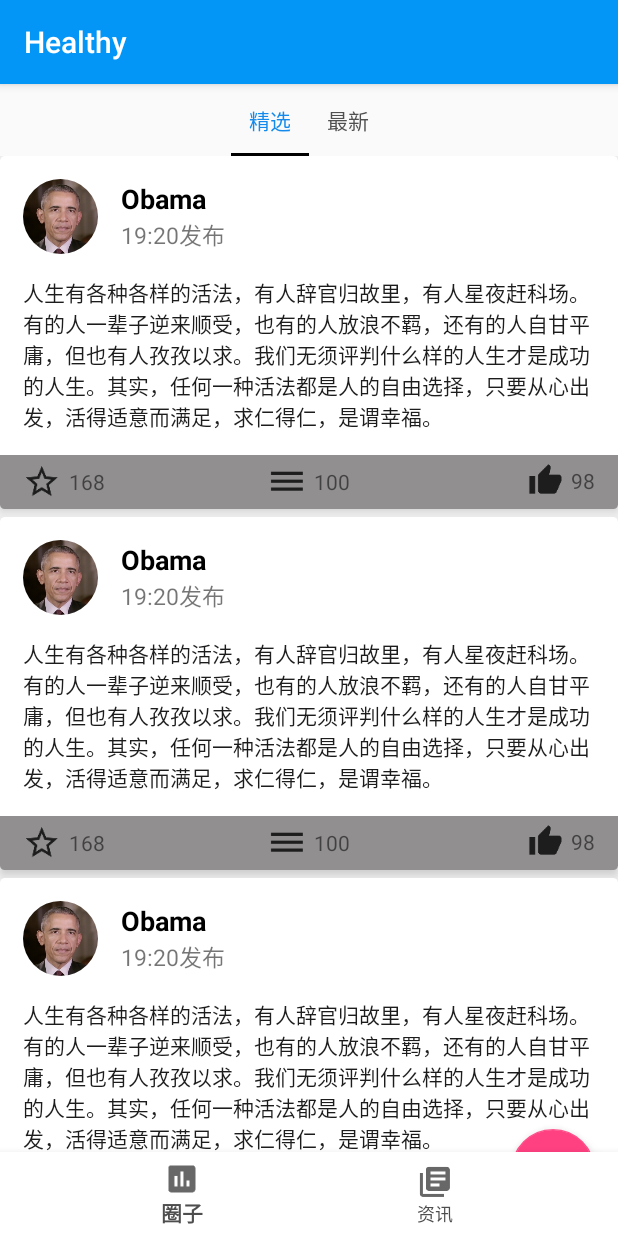
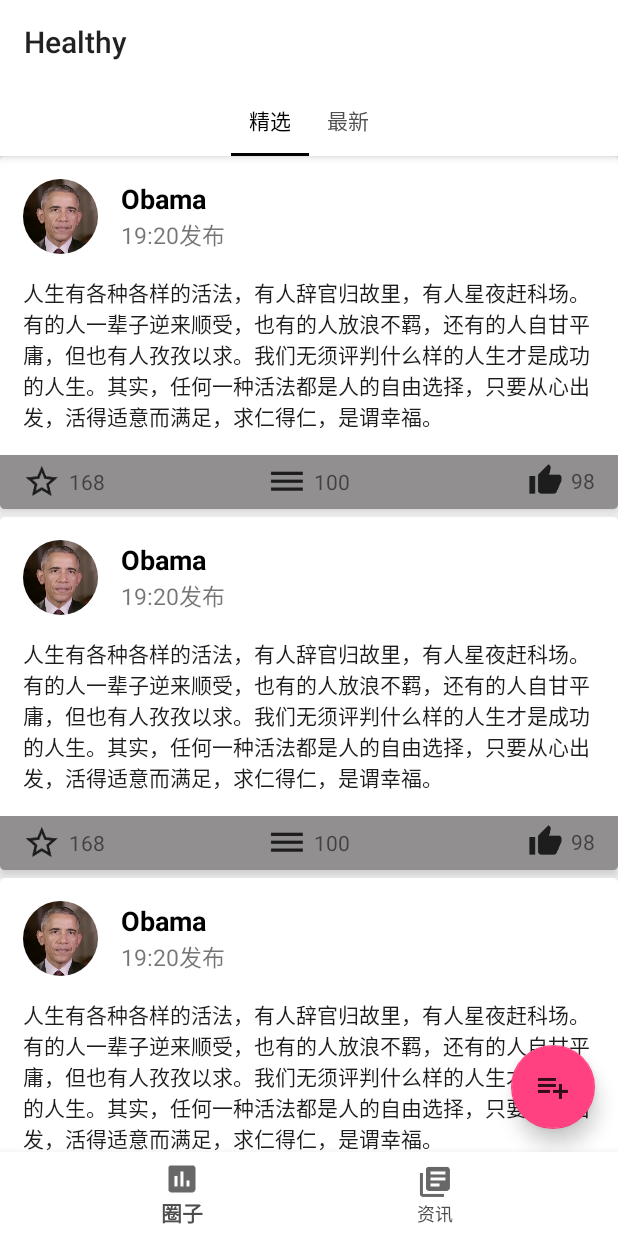
Before and after one commit to StoriesCao/Healthy, an Android app: the screen it shows after launch (MainActivity), on a phone screen of 412 x 824 dp. Run offline under Robolectric (Android 15) with nearby library versions, the phone set to English and light mode, and no system bars; our stand-ins replace CircleImageView.

Commit message:
make the toolbae in parent fragment scroll

```diff
--- a/app/src/main/AndroidManifest.xml
+++ b/app/src/main/AndroidManifest.xml
@@ -17,9 +17,7 @@
             </intent-filter>
         </activity>
 
-        <activity
-            android:name=".AddMomentActivity"
-            android:theme="@style/NoActionBar"/>
+        <activity android:name=".AddMomentActivity"/>
 
     </application>
 
--- a/app/src/main/java/com/stories/healthy/fragments/Moment.java
+++ b/app/src/main/java/com/stories/healthy/fragments/Moment.java
@@ -8,6 +8,8 @@ import android.support.design.widget.TabLayout;
 import android.support.v4.app.Fragment;
 import android.support.v4.app.FragmentManager;
 import android.support.v4.view.ViewPager;
+import android.support.v7.app.AppCompatActivity;
+import android.support.v7.widget.Toolbar;
 import android.view.LayoutInflater;
 import android.view.View;
 import android.view.ViewGroup;
@@ -24,6 +26,8 @@ import java.util.List;
  */
 
 public class Moment extends Fragment {
+
+    private Toolbar mToolbar;
 
     private ViewPager mViewPager;
 
@@ -60,6 +64,10 @@ public class Moment extends Fragment {
          /* ****** */
         mAddMomentButton = (FloatingActionButton) view.findViewById(R.id.add_moment);
 
+        /* ****** */
+        mToolbar = (Toolbar) view.findViewById(R.id.moment_toolbar);
+        setHasOptionsMenu(true);  //调用Fragment的onCreateMenu（）方法
+        ((AppCompatActivity) getActivity()).setSupportActionBar(mToolbar);
         return view;
     }
 
--- a/app/src/main/res/layout/activity_main.xml
+++ b/app/src/main/res/layout/activity_main.xml
@@ -1,20 +1,17 @@
 <?xml version="1.0" encoding="utf-8"?>
-<android.support.design.widget.CoordinatorLayout
-    xmlns:android="http://schemas.android.com/apk/res/android"
-    xmlns:app="http://schemas.android.com/apk/res-auto"
-    xmlns:tools="http://schemas.android.com/tools"
-    android:layout_width="match_parent"
-    android:layout_height="match_parent">
-
-    <!--<RelativeLayout
+    <RelativeLayout
+        xmlns:android="http://schemas.android.com/apk/res/android"
+        xmlns:app="http://schemas.android.com/apk/res-auto"
+        xmlns:tools="http://schemas.android.com/tools"
         android:layout_width="match_parent"
         android:layout_height="match_parent"
-        tools:context="com.stories.healthy.MainActivity">-->
+        tools:context="com.stories.healthy.MainActivity">
 
         <android.support.design.widget.BottomNavigationView
             android:id="@+id/main_bottom_navigation_view"
             android:layout_width="match_parent"
             android:layout_height="wrap_content"
+            android:layout_alignParentBottom="true"
             android:background="#fff"
             android:layout_gravity="bottom"
             app:itemIconTint="#020202"
@@ -22,17 +19,17 @@
             app:menu="@menu/main_bottom_navigation_view_menu"
             app:layout_behavior="com.stories.healthy.behavior.BottomNavigationViewBehavior"/>
 
-      <!--  <View
+        <View
             android:id="@+id/main_shadow"
             android:layout_width="match_parent"
             android:layout_height="8dp"
             android:layout_above="@id/main_bottom_navigation_view"
-            android:background="@drawable/shadow"/>-->
+            android:background="@drawable/shadow"/>
 
         <android.support.v4.view.ViewPager
             android:id="@+id/main_view_paper"
             android:layout_width="match_parent"
-            android:layout_height="match_parent"/>
+            android:layout_height="match_parent"
+            android:layout_above="@id/main_bottom_navigation_view"/>
 
-    <!--</RelativeLayout>-->
-</android.support.design.widget.CoordinatorLayout>
+    </RelativeLayout>
--- a/app/src/main/res/layout/fragment_moment.xml
+++ b/app/src/main/res/layout/fragment_moment.xml
@@ -1,15 +1,19 @@
 <?xml version="1.0" encoding="utf-8"?>
-<RelativeLayout
+<android.support.design.widget.CoordinatorLayout
     xmlns:android="http://schemas.android.com/apk/res/android"
     xmlns:app="http://schemas.android.com/apk/res-auto"
     android:layout_width="match_parent"
     android:layout_height="match_parent">
 
-    <LinearLayout
-        android:id="@+id/moment_tab_layout_linear"
+    <android.support.design.widget.AppBarLayout
         android:layout_width="match_parent"
-        android:layout_height="wrap_content"
-        android:orientation="vertical">
+        android:layout_height="wrap_content">
+
+        <android.support.v7.widget.Toolbar
+            android:id="@+id/moment_toolbar"
+            android:layout_width="match_parent"
+            android:layout_height="?attr/actionBarSize"
+            app:layout_scrollFlags="scroll|enterAlways|snap"/>
 
         <android.support.design.widget.TabLayout
             android:id="@+id/moment_tab_layout"
@@ -17,28 +21,33 @@
             android:layout_height="wrap_content"
             android:layout_gravity="center_horizontal"
             app:tabIndicatorColor="#000000"
-            app:tabSelectedTextColor="#148bec"
+            app:tabSelectedTextColor="#000000"
             app:tabTextColor="#515050"/>
 
-    </LinearLayout>
+    </android.support.design.widget.AppBarLayout>
 
 
 
-    <android.support.v4.view.ViewPager
-        android:id="@+id/moment_view_paper"
+    <RelativeLayout
         android:layout_width="match_parent"
         android:layout_height="match_parent"
-        android:layout_below="@id/moment_tab_layout_linear"/>
+        app:layout_behavior="@string/appbar_scrolling_view_behavior">
+
+        <android.support.v4.view.ViewPager
+            android:id="@+id/moment_view_paper"
+            android:layout_width="match_parent"
+            android:layout_height="match_parent"/>
+
+    </RelativeLayout>
 
     <android.support.design.widget.FloatingActionButton
         android:id="@+id/add_moment"
         android:layout_width="wrap_content"
         android:layout_height="wrap_content"
-        android:layout_alignParentRight="true"
-        android:layout_alignParentBottom="true"
+        android:layout_gravity="end|bottom"
         android:layout_margin="15dp"
         android:src="@drawable/ic_add_moment"
         app:elevation="8dp"/>
 
 
-</RelativeLayout>
+</android.support.design.widget.CoordinatorLayout>
--- a/app/src/main/res/layout/fragment_moment_item.xml
+++ b/app/src/main/res/layout/fragment_moment_item.xml
@@ -5,11 +5,9 @@
     android:layout_width="match_parent"
     android:layout_height="match_parent">
 
-
     <android.support.v7.widget.RecyclerView
         android:id="@+id/moment_item_recycle_view"
         android:layout_width="match_parent"
         android:layout_height="match_parent"/>
 
-
 </FrameLayout>
--- a/app/src/main/res/values/colors.xml
+++ b/app/src/main/res/values/colors.xml
@@ -1,6 +1,6 @@
 <?xml version="1.0" encoding="utf-8"?>
 <resources>
-    <color name="colorPrimary">#0496f7</color>
-    <color name="colorPrimaryDark">#0496f7</color>
+    <color name="colorPrimary">#ffffff</color>
+    <color name="colorPrimaryDark">#ffffff</color>
     <color name="colorAccent">#FF4081</color>
 </resources>
--- a/app/src/main/res/values/styles.xml
+++ b/app/src/main/res/values/styles.xml
@@ -1,14 +1,11 @@
 <resources>
 
     <!-- Base application theme. -->
-    <style name="AppTheme" parent="Theme.AppCompat.Light.DarkActionBar">
+    <style name="AppTheme" parent="Theme.AppCompat.Light.NoActionBar">
         <!-- Customize your theme here. -->
         <item name="colorPrimary">@color/colorPrimary</item>
         <item name="colorPrimaryDark">@color/colorPrimaryDark</item>
         <item name="colorAccent">@color/colorAccent</item>
     </style>
 
-    <!--  Add Moment Activity Theme -->
-    <style name="NoActionBar" parent="Theme.AppCompat.Light.NoActionBar"/>
-
 </resources>
```
